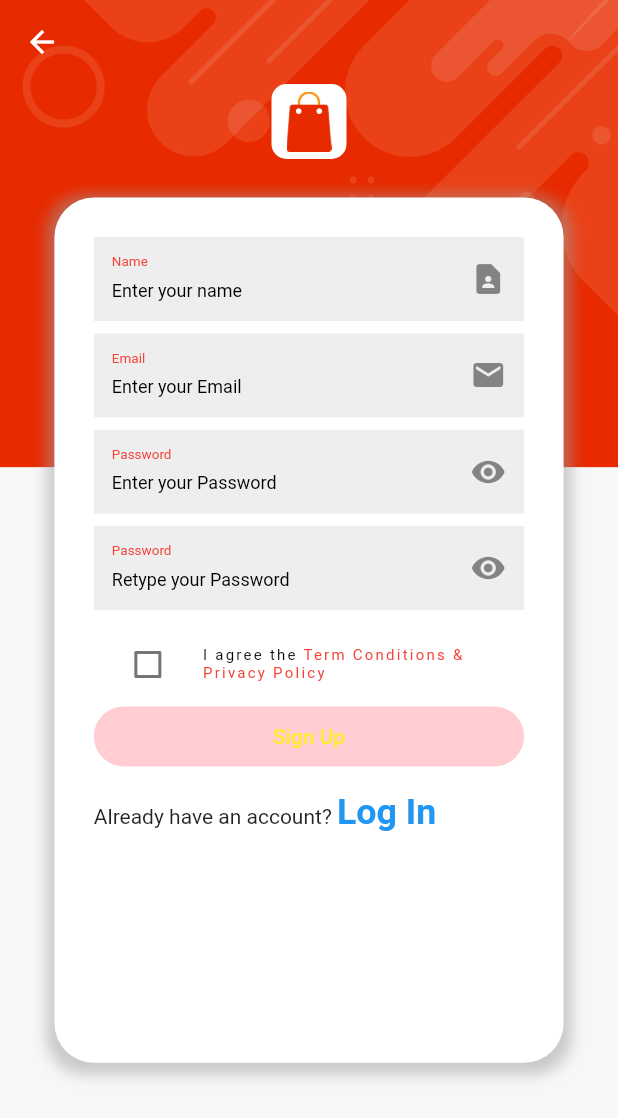
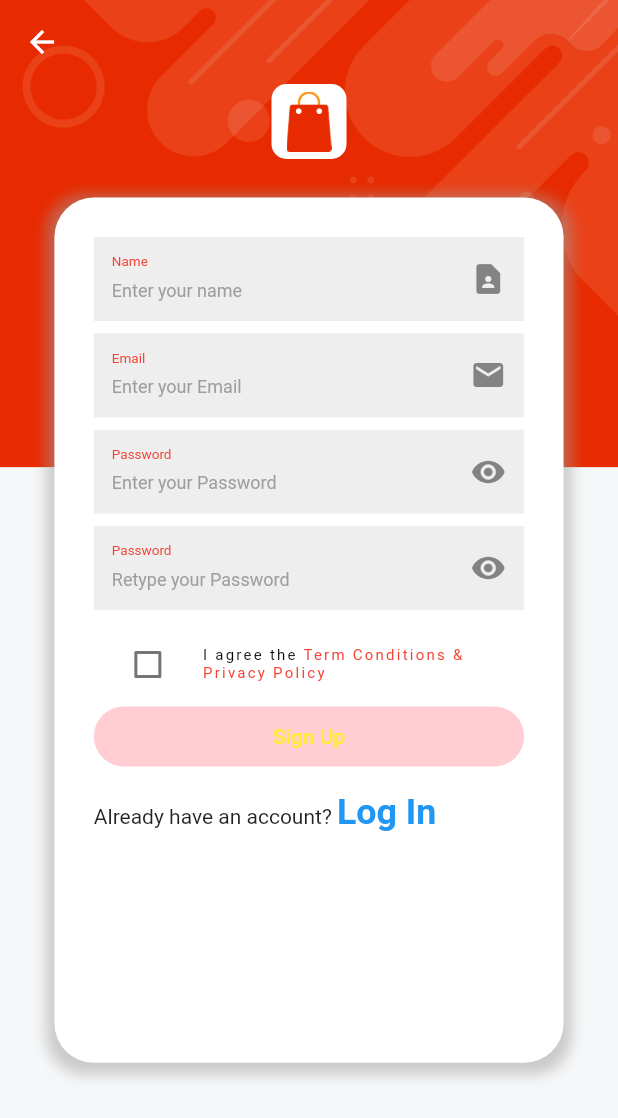
Before and after one commit to FreelancerAbir1/e-Business-Ui-1, a Flutter app: the screen it shows after launch, after a tap on "Sign Up", on a phone screen of 412 x 824 dp. Shown: the top 1118 px of the screen. Run offline on Flutter 3.47's test engine with Material 2 defaults, Android fonts, the phone set to English and light mode, and no system bars; drawn by our look-alikes of auto_size_text; our stand-ins replace carousel_slider, cloud_firestore, firebase_auth, firebase_core, flutter_easyloading, get and 3 more; missing offline and left inert: bottom_bar_matu, searchbar_animation; accounts and stored records are empty; network calls fail; Roboto replaces fonts that are missing (bold).

Commit message:
first commit

```diff
--- a/lib/auth screens/auth_state_change.dart
+++ b/lib/auth screens/auth_state_change.dart
@@ -1,16 +1,16 @@
-
 import 'package:flutter_application_1/auth%20screens/login%20screen/login_screen.dart';
 
 import '../consts/consts.dart';
 
 class AuthStateChangeScreen extends StatelessWidget {
   const AuthStateChangeScreen({super.key});
+
   static const routeName = '/authstatechange';
 
   @override
   Widget build(BuildContext context) {
     return StreamBuilder<User?>(
-        stream:  authInstance,
+        stream: authInstance,
         builder: (context, snapshot) {
           if (snapshot.connectionState == ConnectionState.waiting) {
             return const SplashScreen();
@@ -18,7 +18,10 @@ class AuthStateChangeScreen extends StatelessWidget {
           if (snapshot.connectionState == ConnectionState.done) {
             return const BottomNavBar();
           }
+          if (!snapshot.hasData) {
             return LoginScreen();
+          }
+          return const BottomNavBar();
         });
   }
 }
--- a/lib/auth screens/login screen/components/body.dart
+++ b/lib/auth screens/login screen/components/body.dart
@@ -20,7 +20,7 @@ class Body extends GetView<LoginScreenController> {
           left: 10,
           right: 10,
           child: Container(
-            height: MediaQuery.of(context).size.height * 0.7,
+            height:Get.height * 0.7,
             margin: EdgeInsets.all(kDefaultSize.sp),
             decoration: buildDecoration(
                 boxShadow: [
--- a/lib/consts/route_name.dart
+++ b/lib/consts/route_name.dart
@@ -36,4 +36,8 @@ final List<GetPage<dynamic>> getPages = [
       name: ForgotScreen.routeName,
       page: () => const ForgotScreen(),
       binding: InitialBindings()),
+  GetPage(
+      name: HomeScreen.routeName,
+      page: () => const HomeScreen(),
+      binding: InitialBindings()),
 ];
--- a/lib/consts/strings.dart
+++ b/lib/consts/strings.dart
@@ -34,3 +34,8 @@ const loginSuccess = 'Login Success';
 const loading = 'loading...';
 const blackFieldNotAllow = 'Black field not allow ';
 const sending = 'Sending';
+const loggedOut = 'Logged Out';
+const account =  'Account';
+const cart = 'Cart';
+const categories = 'Categories';
+const home = 'Home';
--- a/lib/initial bindings/initial_bindings.dart
+++ b/lib/initial bindings/initial_bindings.dart
@@ -1,3 +1,4 @@
+import 'package:flutter_application_1/screens/home%20screen/controller/home_controller.dart';
 import 'package:get/get.dart';
 import '../consts/consts.dart';
  class InitialBindings extends Bindings {
@@ -8,5 +9,6 @@ import '../consts/consts.dart';
     Get.lazyPut<CreateUserScreenController>(() => CreateUserScreenController());
     Get.lazyPut<BottomNavBarController>(() => BottomNavBarController());
     Get.lazyPut<ForgotScreenController>(() => ForgotScreenController());
+    Get.lazyPut<HomeScreenController>(() => HomeScreenController());
   }
 }
--- /dev/null
+++ b/lib/screens/home screen/controller/home_controller.dart
@@ -0,0 +1,10 @@
+
+
+import 'package:get/get.dart';
+
+import '../../../consts/consts.dart';
+
+class HomeScreenController extends GetxController {
+//TextEditing controller
+final TextEditingController search = TextEditingController();
+}
--- a/lib/screens/home screen/home_screen.dart
+++ b/lib/screens/home screen/home_screen.dart
@@ -1,10 +1,13 @@
 import '../../consts/consts.dart';
+import 'components/body.dart';
 class HomeScreen extends StatelessWidget {
   const HomeScreen({Key? key}) : super(key: key);
+  static const routeName = '/homescreen';
   @override
   Widget build(BuildContext context) {
     return Scaffold(
-      body: Container(color: kPrimaryColor),
+      backgroundColor: kPrimaryColor,
+      body:  Body(),
     );
   }
 }
--- a/lib/screens/random widget/custom_text_field.dart
+++ b/lib/screens/random widget/custom_text_field.dart
@@ -46,7 +46,7 @@ class CustomTextField extends StatelessWidget {
         labelText: label,
         focusedBorder: InputBorder.none,
         enabledBorder: InputBorder.none,
-        hintStyle: Theme.of(context).textTheme.labelMedium!.copyWith(),
+        hintStyle: Theme.of(context).textTheme.labelMedium!.copyWith(color: kTextColor),
         labelStyle: Theme.of(context)
             .textTheme
             .labelMedium!
--- a/pubspec.yaml
+++ b/pubspec.yaml
@@ -45,6 +45,8 @@ dependencies:
   flutter_easyloading: ^3.0.5
   bottom_bar_matu: ^1.3.0
   cloud_firestore: ^4.5.2
+  searchbar_animation: ^0.0.4
+  carousel_slider: ^4.2.1
 dev_dependencies:
   flutter_test:
     sdk: flutter
```
Also changed, not shown: lib/auth screens/create user screen/controller/create_user_screen_controller.dart (+10 -0 lines), lib/screens/bottom nav/bottom_nav.dart (+4 -4 lines), lib/screens/home screen/components/body.dart (added, +73 -0 lines), pubspec.lock.
